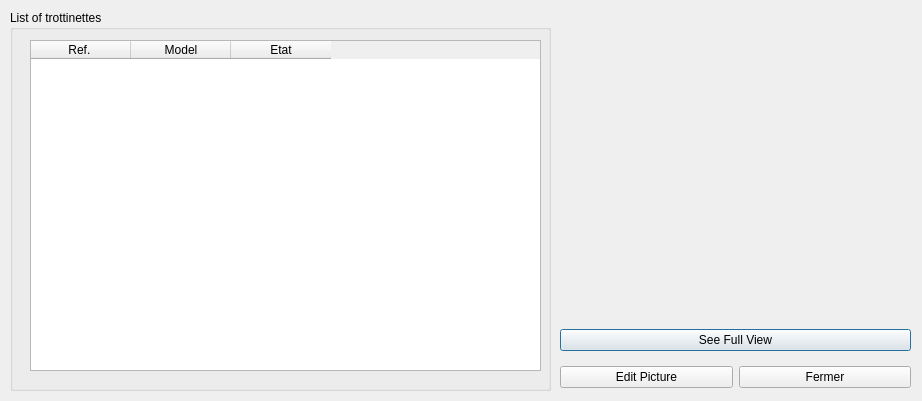
Qt form View/viewlistetrottinette.ui (Darhal/Trottipret) before a commit.
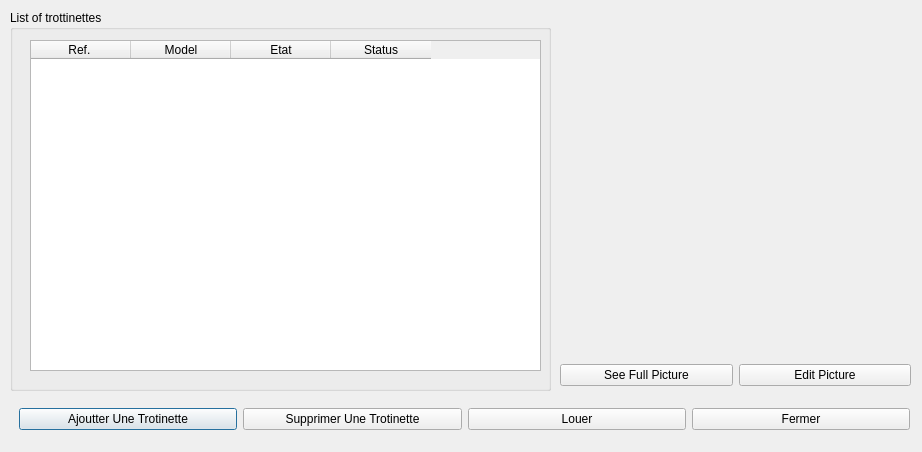
The same form after that commit.

Diff of the .ui file:
```diff
--- a/View/viewlistetrottinette.ui
+++ b/View/viewlistetrottinette.ui
@@ -7,7 +7,7 @@
     <x>0</x>
     <y>0</y>
     <width>922</width>
-    <height>401</height>
+    <height>452</height>
    </rect>
   </property>
   <property name="windowTitle">
@@ -49,15 +49,20 @@
       <string>Etat</string>
      </property>
     </column>
+    <column>
+     <property name="text">
+      <string>Status</string>
+     </property>
+    </column>
    </widget>
   </widget>
   <widget class="QLabel" name="imageTrotti">
    <property name="geometry">
     <rect>
-     <x>570</x>
+     <x>560</x>
      <y>30</y>
-     <width>331</width>
-     <height>281</height>
+     <width>351</width>
+     <height>311</height>
     </rect>
    </property>
    <property name="text">
@@ -67,26 +72,31 @@
   <widget class="QWidget" name="verticalLayoutWidget">
    <property name="geometry">
     <rect>
-     <x>560</x>
-     <y>320</y>
-     <width>351</width>
-     <height>78</height>
+     <x>19</x>
+     <y>399</y>
+     <width>891</width>
+     <height>41</height>
     </rect>
    </property>
-   <layout class="QVBoxLayout" name="verticalLayout">
+   <layout class="QHBoxLayout" name="horizontalLayout_2">
     <item>
-     <widget class="QPushButton" name="fullView">
+     <widget class="QPushButton" name="ajouterTrotti">
       <property name="text">
-       <string>See Full View</string>
+       <string>Ajoutter Une Trotinette</string>
       </property>
      </widget>
     </item>
     <item>
-     <layout class="QHBoxLayout" name="horizontalLayout">
+     <widget class="QPushButton" name="supprimer">
+      <property name="text">
+       <string>Supprimer Une Trotinette</string>
+      </property>
+     </widget>
+    </item>
       <item>
-       <widget class="QPushButton" name="editPic">
+     <widget class="QPushButton" name="louer">
         <property name="text">
-         <string>Edit Picture</string>
+       <string>Louer</string>
         </property>
        </widget>
       </item>
@@ -98,6 +108,30 @@
        </widget>
       </item>
      </layout>
+  </widget>
+  <widget class="QWidget" name="horizontalLayoutWidget_2">
+   <property name="geometry">
+    <rect>
+     <x>560</x>
+     <y>360</y>
+     <width>351</width>
+     <height>31</height>
+    </rect>
+   </property>
+   <layout class="QHBoxLayout" name="horizontalLayout">
+    <item>
+     <widget class="QPushButton" name="fullView">
+      <property name="text">
+       <string>See Full Picture</string>
+      </property>
+     </widget>
+    </item>
+    <item>
+     <widget class="QPushButton" name="editPic">
+      <property name="text">
+       <string>Edit Picture</string>
+      </property>
+     </widget>
     </item>
    </layout>
   </widget>
```
Left out of the diff: 2 changed lines with no effect on the pictures. Lines whose indentation alone changed are shown as unchanged.
